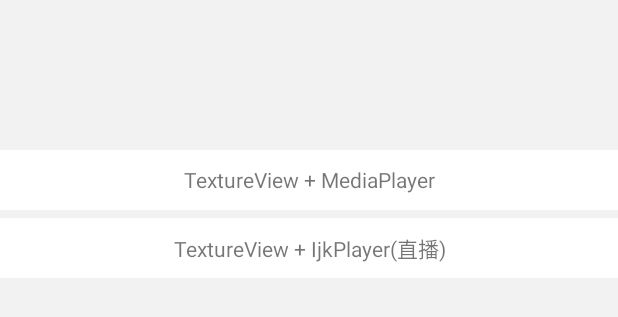
After one commit to HongchangNJ/TextureViewPlayer, an Android app: the layout activity_main2.xml on its own in the app's theme, with its tools: preview values and no code run, on a phone screen of 412 x 824 dp. The commit adds this screen. Shown: the top 317 px of the screen. Run offline under Robolectric (Android 15) with nearby library versions, the phone set to English and light mode, and no system bars.

Commit message:
将点播和直播放到不同的页面。视频播放页面大小自适应视频大小

```diff
--- a/app/src/main/AndroidManifest.xml
+++ b/app/src/main/AndroidManifest.xml
@@ -10,7 +10,10 @@
         android:roundIcon="@mipmap/ic_launcher_round"
         android:supportsRtl="true"
         android:theme="@style/AppTheme">
-        <activity android:name="com.han.videodemo.MainActivity">
+        <activity android:name="com.han.videodemo.MainActivity"/>
+        <activity android:name=".ui.DemandActivity" />
+        <activity android:name=".ui.LiveActivity" />
+        <activity android:name=".ui.MainActivity2" >
             <intent-filter>
                 <action android:name="android.intent.action.MAIN" />
 
--- /dev/null
+++ b/app/src/main/res/layout/activity_main2.xml
@@ -0,0 +1,25 @@
+<?xml version="1.0" encoding="utf-8"?>
+<LinearLayout xmlns:android="http://schemas.android.com/apk/res/android"
+    android:layout_width="match_parent"
+    android:layout_height="match_parent"
+    android:orientation="vertical"
+    android:background="#f2f2f2">
+
+    <TextView
+        android:id="@+id/demand_tv"
+        android:layout_width="match_parent"
+        android:layout_height="40dp"
+        android:layout_marginTop="100dp"
+        android:background="#ffffff"
+        android:gravity="center"
+        android:text="TextureView + MediaPlayer"/>
+
+    <TextView
+        android:id="@+id/live_tv"
+        android:layout_width="match_parent"
+        android:layout_height="40dp"
+        android:layout_marginTop="5dp"
+        android:background="#ffffff"
+        android:gravity="center"
+        android:text="TextureView + IjkPlayer(直播)"/>
+</LinearLayout>
--- a/app/src/main/res/values/styles.xml
+++ b/app/src/main/res/values/styles.xml
@@ -1,7 +1,7 @@
 <resources>
 
     <!-- Base application theme. -->
-    <style name="AppTheme" parent="Theme.AppCompat.Light.DarkActionBar">
+    <style name="AppTheme" parent="Theme.AppCompat.Light.NoActionBar">
         <!-- Customize your theme here. -->
         <item name="colorPrimary">@color/colorPrimary</item>
         <item name="colorPrimaryDark">@color/colorPrimaryDark</item>
```
Also changed, not shown: app/build.gradle (+11 -7 lines), app/src/main/java/com/han/videodemo/MainActivity.kt (+16 -15 lines), app/src/main/java/com/han/videodemo/model/Size.java (added, +15 -0 lines), app/src/main/java/com/han/videodemo/ui/DemandActivity.kt (added, +111 -0 lines), app/src/main/java/com/han/videodemo/ui/LiveActivity.kt (added, +111 -0 lines), app/src/main/java/com/han/videodemo/ui/MainActivity2.java (added, +30 -0 lines), app/src/main/java/com/han/videodemo/utils/VideoSizeUtils.java (added, +39 -0 lines).
